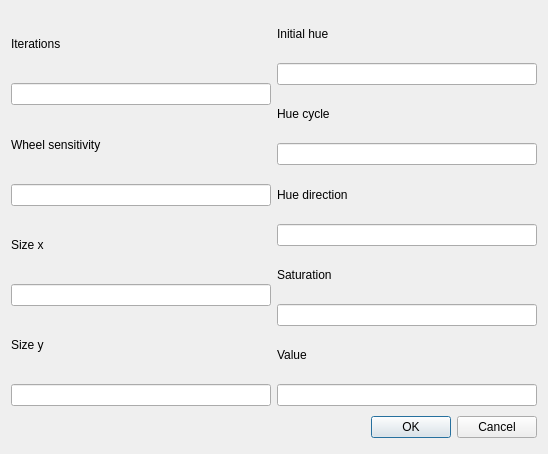
Above: Mandelbrot/SettingsDialog.ui from AbraCat/Mandelbrot before the change. Below: the same form after it.
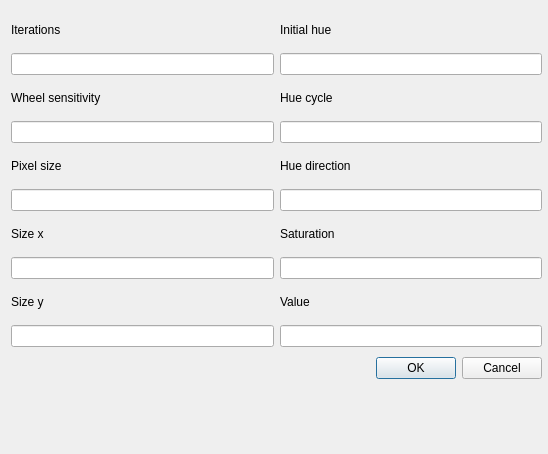
That is the form after the change.

Commit message: pixel size setting

Patch:
```diff
--- a/Mandelbrot/SettingsDialog.ui
+++ b/Mandelbrot/SettingsDialog.ui
@@ -13,12 +13,19 @@
   <property name="windowTitle">
    <string>Dialog</string>
   </property>
+  <widget class="QWidget" name="">
+   <property name="geometry">
+    <rect>
+     <x>11</x>
+     <y>13</y>
+     <width>531</width>
+     <height>371</height>
+    </rect>
+   </property>
+   <layout class="QGridLayout" name="gridLayout">
+    <item row="0" column="0">
   <layout class="QVBoxLayout" name="verticalLayout">
    <item>
-    <layout class="QHBoxLayout" name="up_layout">
-     <item>
-      <layout class="QVBoxLayout" name="up_layout1">
-       <item>
         <widget class="QLabel" name="iters_label">
          <property name="text">
           <string>Iterations</string>
@@ -38,6 +45,16 @@
        <item>
         <widget class="QLineEdit" name="wheel_le"/>
        </item>
+      <item>
+       <widget class="QLabel" name="pixel_size_label">
+        <property name="text">
+         <string>Pixel size</string>
+        </property>
+       </widget>
+      </item>
+      <item>
+       <widget class="QLineEdit" name="pixel_size_le"/>
+      </item>
        <item>
         <widget class="QLabel" name="sizex_label">
          <property name="text">
@@ -60,8 +77,8 @@
        </item>
       </layout>
      </item>
-     <item>
-      <layout class="QVBoxLayout" name="up_layout2">
+    <item row="0" column="1">
+     <layout class="QVBoxLayout" name="verticalLayout_2">
        <item>
         <widget class="QLabel" name="init_hue_label">
          <property name="text">
@@ -114,16 +131,8 @@
        </item>
       </layout>
      </item>
-    </layout>
-   </item>
-   <item>
-    <layout class="QHBoxLayout" name="bottom_layout">
-     <property name="spacing">
-      <number>6</number>
-     </property>
-     <property name="margin" stdset="0">
-      <number>0</number>
-     </property>
+    <item row="1" column="0" colspan="2">
+     <layout class="QHBoxLayout" name="horizontalLayout">
      <item>
       <spacer name="bottom_spacer">
        <property name="orientation">
@@ -154,6 +163,7 @@
     </layout>
    </item>
   </layout>
+  </widget>
  </widget>
  <resources/>
  <connections>
```
Lines whose indentation alone changed are shown as unchanged. The commit also changes 5 other files.
